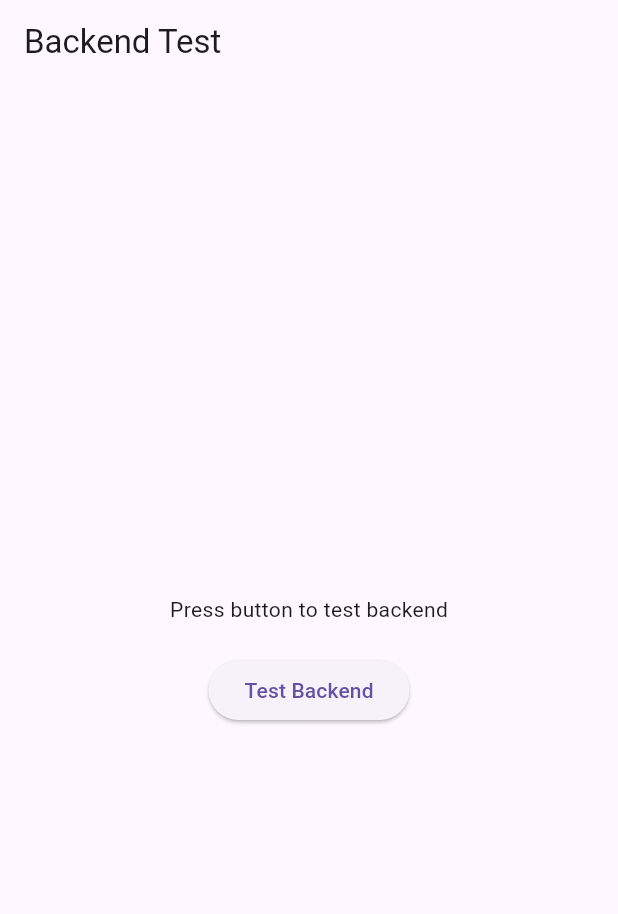
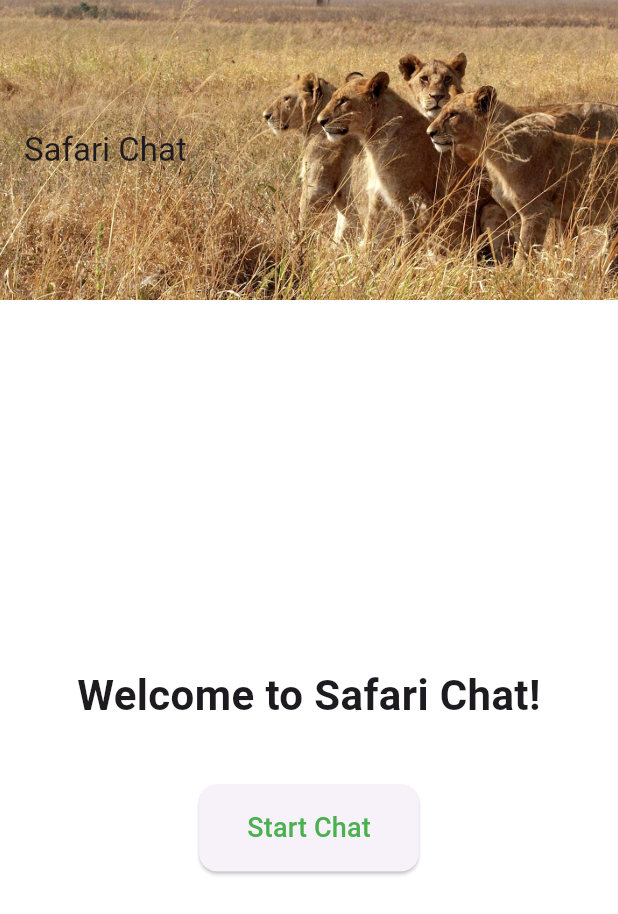
Before and after one commit to Sharon-Kairu/safari-chat, a Flutter app: the screen it shows after launch, on a phone screen of 412 x 824 dp. Shown: the top 914 px of the screen. Run offline on Flutter 3.47's test engine with Material 3 defaults, Android fonts, the phone set to English and light mode, and no system bars.

Commit message:
Landing And Chat pages

```diff
--- a/safari_chat_frontend/lib/main.dart
+++ b/safari_chat_frontend/lib/main.dart
@@ -1,57 +1,18 @@
 import 'package:flutter/material.dart';
-import 'services/api_service.dart';
+import 'pages/landing_page.dart';
 
 void main() {
-  runApp(MyApp());
+  runApp(SafariChatApp());
 }
 
-class MyApp extends StatelessWidget {
+class SafariChatApp extends StatelessWidget {
   @override
   Widget build(BuildContext context) {
     return MaterialApp(
-      home: PingPage(),
+      title: 'Safari Chat',
+      debugShowCheckedModeBanner: false,
+      theme: ThemeData(primarySwatch: Colors.blue),
+      home: LandingPage(),
     );
   }
 }
-
-class PingPage extends StatefulWidget {
-  @override
-  _PingPageState createState() => _PingPageState();
-}
-
-class _PingPageState extends State<PingPage> {
-  String response = "Press button to test backend";
-
-  void testBackend() async {
-    try {
-      String res = await ApiService.pingServer();
-      setState(() {
-        response = res;
-      });
-    } catch (e) {
-      setState(() {
-        response = "Error: $e";
-      });
-    }
-  }
-
-  @override
-  Widget build(BuildContext context) {
-    return Scaffold(
-      appBar: AppBar(title: Text("Backend Test")),
-      body: Center(
-        child: Column(
-          mainAxisAlignment: MainAxisAlignment.center,
-          children: [
-            Text(response),
-            SizedBox(height: 20),
-            ElevatedButton(
-              onPressed: testBackend,
-              child: Text("Test Backend"),
-            ),
-          ],
-        ),
-      ),
-    );
-  }
-}
--- /dev/null
+++ b/safari_chat_frontend/lib/pages/landing_page.dart
@@ -0,0 +1,61 @@
+import 'package:flutter/material.dart';
+import 'chat_page.dart';
+
+class LandingPage extends StatelessWidget {
+  @override
+  Widget build(BuildContext context) {
+    return Scaffold(
+      appBar:AppBar(
+        toolbarHeight: 200,
+        backgroundColor:Colors.transparent,
+        title:Text('Safari Chat'),
+        elevation: 0,
+        flexibleSpace: Container(
+          decoration: BoxDecoration(
+            image: DecorationImage(
+              image: AssetImage('assets/appbar.jpg'),
+              fit:BoxFit.cover,
+            )
+          ),
+        ),
+      ),
+
+      backgroundColor: Colors.white,
+      body: Center(
+        child: Padding(
+          padding: const EdgeInsets.symmetric(horizontal: 24.0),
+          child: Column(
+            mainAxisAlignment: MainAxisAlignment.center,
+            children: [
+              Text(
+                'Welcome to Safari Chat!',
+                style: TextStyle(fontSize: 28, fontWeight: FontWeight.bold),
+                textAlign: TextAlign.center,
+              ),
+              SizedBox(height: 40),
+              ElevatedButton(
+                onPressed: () {
+                  Navigator.push(
+                    context,
+                    MaterialPageRoute(builder: (_) => ChatPage()),
+                  );
+                },
+                style: ElevatedButton.styleFrom(
+                  padding: EdgeInsets.symmetric(horizontal: 32, vertical: 16),
+                  shape: RoundedRectangleBorder(
+                      borderRadius: BorderRadius.circular(12)),
+                ),
+                child: Text(
+                    'Start Chat',
+                    style: TextStyle(
+                        fontSize: 18,
+                      color: Colors.green
+                    )),
+              ),
+            ],
+          ),
+        ),
+      ),
+    );
+  }
+}
--- a/safari_chat_frontend/pubspec.yaml
+++ b/safari_chat_frontend/pubspec.yaml
@@ -60,9 +60,8 @@ flutter:
   uses-material-design: true
 
   # To add assets to your application, add an assets section, like this:
-  # assets:
-  #   - images/a_dot_burr.jpeg
-  #   - images/a_dot_ham.jpeg
+  assets:
+    - assets/appbar.jpg
 
   # An image asset can refer to one or more resolution-specific "variants", see
   # https://flutter.dev/assets-and-images/#resolution-aware
```
Also changed, not shown: safari_chat_frontend/lib/pages/chat_page.dart (added, +104 -0 lines), safari_chat_frontend/lib/services/api_service.dart (+18 -2 lines), safari_chat_frontend/assets/appbar.jpg (added), 1 other file.
